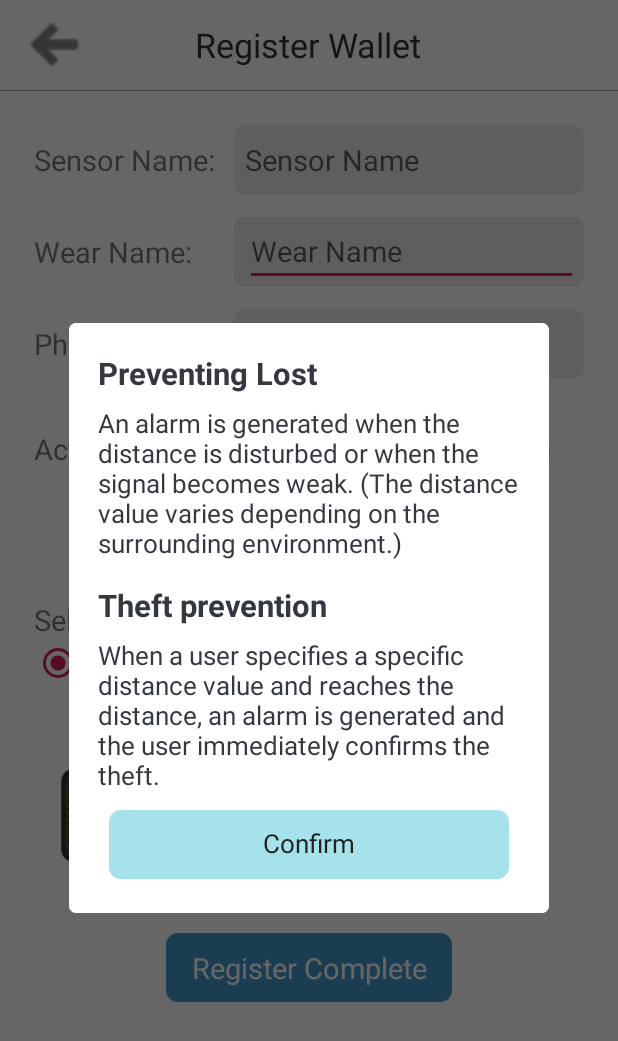
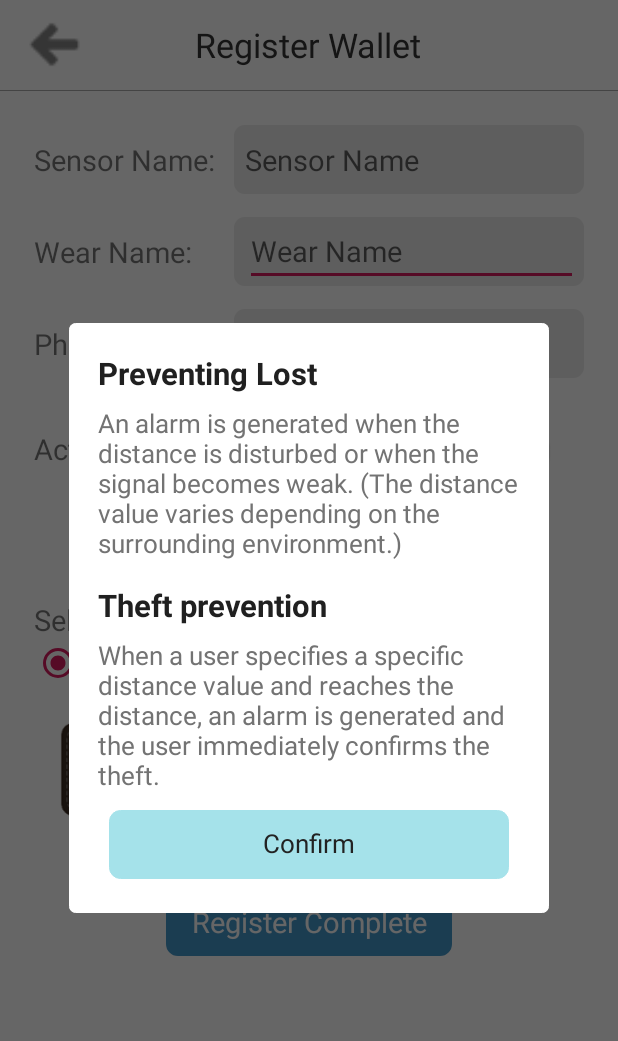
Before and after one commit to whwlgod89/we, an Android app: the AddActivity screen opened directly, with no data from a screen before it, after a tap on an icon or button, on a phone screen of 412 x 824 dp. Shown: the top 1041 px of the screen. Run offline under Robolectric (Android 15) with nearby library versions, the phone set to English and light mode, and no system bars; our stand-ins replace ButterKnife; 3 statements that could not run were skipped; 2 other taps on this screen came first.

Commit message:
도움말 추가 스크롤 추가 사용설명서 (웨어 사양) 추가 웨어 등록,웨어 수정 쪽 전화번호 비활성화 사용설명서 레이아웃 폰트 조정 인트로 레이아웃 copry textview  하단에 추가 다이어로그 예 아니요 한글로 변경 wallet 레이아웃 1.동작모드 미터수 변경 2.지갑이미지 선택시 체크되게 3.radio버튼과 지갑 이미지간격 줄임

```diff
--- a/app/src/main/java/kr/co/theunify/wear/activity/AddActivity.java
+++ b/app/src/main/java/kr/co/theunify/wear/activity/AddActivity.java
@@ -35,7 +35,7 @@ import kr.co.theunify.wear.view.TitlebarView;
 /**
  * 지갑 추가 화면
  */
-public class AddActivity extends BaseActivity  {
+public class AddActivity extends BaseActivity {
 
 
     private String TAG = AddActivity.class.getSimpleName();
@@ -45,37 +45,63 @@ public class AddActivity extends BaseActivity  {
     //  Layout Member Variable
     //********************************************************************************
 
-    @BindView(R.id.v_titlebar)    TitlebarView v_titlebar;
+    @BindView(R.id.v_titlebar)
+    TitlebarView v_titlebar;
 
     // 이름 입력
-    @BindView(R.id.edt_name)        EditText edt_name;
-    @BindView(R.id.edt_Wear_name)   EditText edt_Wear_name;
-    @BindView(R.id.del_name)        ImageView del_name;
+    @BindView(R.id.edt_name)
+    EditText edt_name;
+    @BindView(R.id.edt_Wear_name)
+    EditText edt_Wear_name;
+    @BindView(R.id.del_name)
+    ImageView del_name;
 
     // 전화번호 입력
-    @BindView(R.id.edt_phone)       EditText edt_phone;
-    @BindView(R.id.del_phone)       ImageView del_phone;
+    @BindView(R.id.edt_phone)
+    EditText edt_phone;
+    @BindView(R.id.del_phone)
+    ImageView del_phone;
 
 
     // 모드 선택 라디오
-    @BindView(R.id.rg_mode)         RadioGroup rg_mode;
-    @BindView(R.id.radio_lost)      RadioButton radio_lost;
-    @BindView(R.id.radio_steal)     RadioButton radio_steal;
+    @BindView(R.id.rg_mode)
+    RadioGroup rg_mode;
+    @BindView(R.id.radio_lost)
+    RadioButton radio_lost;
+    @BindView(R.id.radio_steal)
+    RadioButton radio_steal;
 
-    @BindView(R.id.layout_rssi)     LinearLayout layout_rssi;
-    @BindView(R.id.btn_question)    LinearLayout btn_question;
-    @BindView(R.id.delete_layout)   LinearLayout delete_layout;
+    @BindView(R.id.layout_rssi)
+    LinearLayout layout_rssi;
+    @BindView(R.id.btn_question)
+    LinearLayout btn_question;
+    @BindView(R.id.delete_layout)
+    LinearLayout delete_layout;
 
-    @BindView(R.id.seekbar_dimming) SeekBar seekbar_dimming;
+    @BindView(R.id.seekbar_dimming)
+    SeekBar seekbar_dimming;
 
-    @BindView(R.id.btn_add)         TextView btn_add;
-    @BindView(R.id.btn_delete)      TextView btn_delete;
+    @BindView(R.id.btn_add)
+    TextView btn_add;
+    @BindView(R.id.btn_delete)
+    TextView btn_delete;
+
 
     //  지갑선택
-    @BindView(R.id.rg_wallet)       RadioGroup rg_wallet;
-    @BindView(R.id.radio_brown)     RadioButton radio_brwon;
-    @BindView(R.id.radio_green)     RadioButton radio_green;
-    @BindView(R.id.radio_purple)    RadioButton radio_purple;
+    @BindView(R.id.rg_wallet)
+    RadioGroup rg_wallet;
+    @BindView(R.id.radio_brown)
+    RadioButton radio_brwon;
+    @BindView(R.id.radio_green)
+    RadioButton radio_green;
+    @BindView(R.id.radio_purple)
+    RadioButton radio_purple;
+    @BindView(R.id.bg_brown)
+    ImageView bg_brown;
+    @BindView(R.id.bg_green)
+    ImageView bg_green;
+    @BindView(R.id.bg_purple)
+    ImageView bg_orange;
 
     //********************************************************************************
     //  Member Variable
@@ -205,9 +231,15 @@ public class AddActivity extends BaseActivity  {
         int radioButtonID = rg_wallet.getCheckedRadioButtonId();
         int cover = R.drawable.purse_01;
         switch (radioButtonID) {
-            case R.id.radio_brown: cover = 0; break;
-            case R.id.radio_green: cover = 1; break;
-            case R.id.radio_purple: cover = 2; break;
+            case R.id.radio_brown:
+                cover = 0;
+                break;
+            case R.id.radio_green:
+                cover = 1;
+                break;
+            case R.id.radio_purple:
+                cover = 2;
+                break;
         }
 
         addSensor(name, wear_name, cover, phone, mode, rssi);
@@ -270,9 +302,29 @@ public class AddActivity extends BaseActivity  {
         v_titlebar.setBackVisible(View.VISIBLE);
     }
 
+    @OnClick({R.id.bg_brown,R.id.bg_green,R.id.bg_purple})
+    public void onSelectwear(View v)
+    {
+        switch (v.getId()) {
+            case R.id.bg_brown:
+                radio_brwon.setChecked(true);
+
+                break;
+            case R.id.bg_purple:
+                radio_purple.setChecked(true);
+
+                break;
+
+            case R.id.bg_green:
+                radio_green.setChecked(true);
+
+                break;
+        }
+    }
 
     /**
      * 센서 추가하기 - 메시지 확인 후 추가
+     *
      * @param name
      * @param phone
      * @param mode
--- a/app/src/main/res/layout/a_wallet.xml
+++ b/app/src/main/res/layout/a_wallet.xml
@@ -258,7 +258,7 @@
                             android:layout_height="wrap_content"
                             android:layout_weight="1"
                             android:gravity="left"
-                            android:text="~10M"
+                            android:text="1~3m"
                             android:textColor="#aaaaaa"
                             android:textSize="@dimen/px30" />
 
@@ -267,7 +267,7 @@
                             android:layout_height="wrap_content"
                             android:layout_weight="1"
                             android:gravity="center"
-                            android:text="~15M"
+                            android:text="2~5m"
                             android:textColor="#aaaaaa"
                             android:textSize="@dimen/px30" />
 
@@ -276,7 +276,7 @@
                             android:layout_height="wrap_content"
                             android:layout_weight="1"
                             android:gravity="right"
-                            android:text="~20M"
+                            android:text="5~7m"
                             android:textColor="#aaaaaa"
                             android:textSize="@dimen/px30" />
 
@@ -314,7 +314,6 @@
                             android:id="@+id/rg_wallet"
                             android:layout_width="match_parent"
                             android:layout_height="match_parent"
-                            android:layout_marginTop="@dimen/px40"
                             android:gravity="center"
                             android:orientation="horizontal">
 
@@ -348,25 +347,24 @@
                     <LinearLayout
                         android:layout_width="match_parent"
                         android:layout_height="match_parent"
-                        android:layout_marginTop="@dimen/px40"
                         android:orientation="horizontal">
 
                         <ImageView
-                            android:id="@+id/imageView"
+                            android:id="@+id/bg_brown"
                             android:layout_width="wrap_content"
                             android:layout_height="wrap_content"
                             android:layout_weight="1"
                             app:srcCompat="@drawable/purse_01" />
 
                         <ImageView
-                            android:id="@+id/imageView2"
+                            android:id="@+id/bg_green"
                             android:layout_width="wrap_content"
                             android:layout_height="wrap_content"
                             android:layout_weight="1"
                             app:srcCompat="@drawable/purse_02" />
 
                         <ImageView
-                            android:id="@+id/imageView3"
+                            android:id="@+id/bg_purple"
                             android:layout_width="wrap_content"
                             android:layout_height="wrap_content"
                             android:layout_weight="1"
--- a/app/src/main/res/layout/d_common.xml
+++ b/app/src/main/res/layout/d_common.xml
@@ -18,7 +18,7 @@
             android:layout_marginLeft="@dimen/px50"
             android:layout_marginTop="@dimen/px10"
             android:text="Good!"
-            android:textColor="#333841"
+            android:textColor="@color/titlecolor"
             android:textSize="@dimen/px60"
             android:textStyle="bold" />
 
@@ -33,7 +33,7 @@
             android:paddingTop="@dimen/px60"
             android:paddingBottom="@dimen/px60"
             android:text="Good!"
-            android:textColor="#333841"
+            android:textColor="@color/context"
             android:textSize="@dimen/px46" />
 
         <LinearLayout
--- a/app/src/main/res/layout/d_help.xml
+++ b/app/src/main/res/layout/d_help.xml
@@ -24,7 +24,7 @@
                 android:layout_width="wrap_content"
                 android:layout_height="wrap_content"
                 android:text="@string/wear_mode_help_lost_title"
-                android:textColor="#333841"
+                android:textColor="@color/titlecolor"
                 android:textSize="@dimen/px55"
                 android:textStyle="bold" />
 
@@ -33,7 +33,7 @@
                 android:layout_height="wrap_content"
                 android:layout_marginTop="@dimen/px20"
                 android:text="@string/wear_mode_help_lost_body"
-                android:textColor="#333841"
+                android:textColor="@color/context"
                 android:textSize="@dimen/px46" />
 
             <TextView
@@ -41,7 +41,7 @@
                 android:layout_height="wrap_content"
                 android:layout_marginTop="@dimen/px40"
                 android:text="@string/wear_mode_help_steal_title"
-                android:textColor="#333841"
+                android:textColor="@color/titlecolor"
                 android:textSize="@dimen/px55"
                 android:textStyle="bold" />
 
@@ -50,7 +50,7 @@
                 android:layout_height="wrap_content"
                 android:layout_marginTop="@dimen/px20"
                 android:text="@string/wear_mode_help_steal_body"
-                android:textColor="#333841"
+                android:textColor="@color/context"
                 android:textSize="@dimen/px46" />
 
         </LinearLayout>
--- a/app/src/main/res/values/colors.xml
+++ b/app/src/main/res/values/colors.xml
@@ -5,4 +5,8 @@
     <color name="colorAccent">#d81b60</color>
     <color name="transparent">#1A000000</color>
     <color name="titlebar">#b32de4</color>
+    <color name="copyright">#ffffff</color>
+    <color name="titlecolor">#202020</color>
+    <color name="context">#737373</color>
+
 </resources>
--- a/app/src/main/res/values/strings.xml
+++ b/app/src/main/res/values/strings.xml
@@ -69,7 +69,7 @@
     <string name="ask_bring_phonenumber">Request</string>
     <string name="ask_phone">Could I Bring Your Phone Number?</string>
     <string name="select_wear">Select Wear : </string>
-    <string name="brief_description1">● When selected, the software will generate a connection tone after 2 ~ 3 seconds.</string>
+    <string name="brief_description1">When selected, the software will generate a connection \ntone after 2 ~ 3 seconds.</string>
     <string name="brief_description2">Sound stops when you press the button.</string>
     <string name="action_loss">Prevent Loss</string>
     <string name="action_theft">Prevent Theft</string>
@@ -149,8 +149,8 @@
     <string name="pref_summary_app_control_finish">Finish app completely including service.\n(Alarm is sounded when reconnecting)</string>
     <string name="pref_confirm_app_control_finish">Are you sure to finish Wear?</string>
     <string name="pref_show_app_Information">App Information</string>
-    <string name="pref_version_title">버 전</string>
-    <string name="pref_company_title">제작사\t\t(주)더유니파이</string>
+    <string name="pref_version_title">Version</string>
+    <string name="pref_company_title">Producer\t\t TheUnify Co., Ltd.</string>
 
     <string name="pref_app_control_restart">Restart app.</string>
     <string name="pref_app_control_finish">Finish app.</string>
--- a/app/src/main/res/xml/pref_settings.xml
+++ b/app/src/main/res/xml/pref_settings.xml
@@ -1,4 +1,5 @@
-<PreferenceScreen xmlns:android="http://schemas.android.com/apk/res/android">
+<PreferenceScreen xmlns:tools="http://schemas.android.com/tools"
+    xmlns:android="http://schemas.android.com/apk/res/android">
     <PreferenceCategory
         android:key="pref_key_alarm_category"
         android:title="@string/pref_title_alarm_category">
@@ -54,8 +55,7 @@
             android:summary="v1.0.1"
             android:title="@string/pref_version_title" />
 
-        <Preference
-            android:title="@string/pref_company_title" />
+        <Preference android:title="@string/pref_company_title" />
 
     </PreferenceCategory>
     <!--<PreferenceCategory-->
```
Also changed, not shown: app/src/main/java/kr/co/theunify/wear/activity/ModifyActivity.java (+23 -0 lines), app/src/main/res/layout/a_instruction.xml (+54 -37 lines), app/src/main/res/layout/a_splash.xml (+12 -0 lines).
